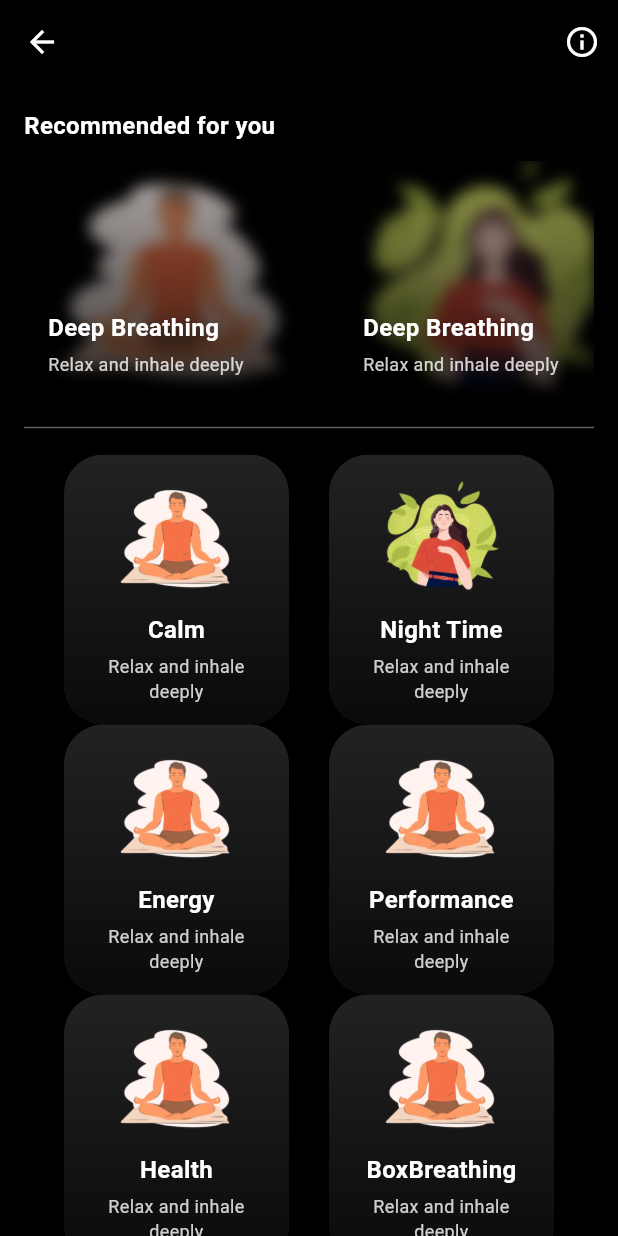
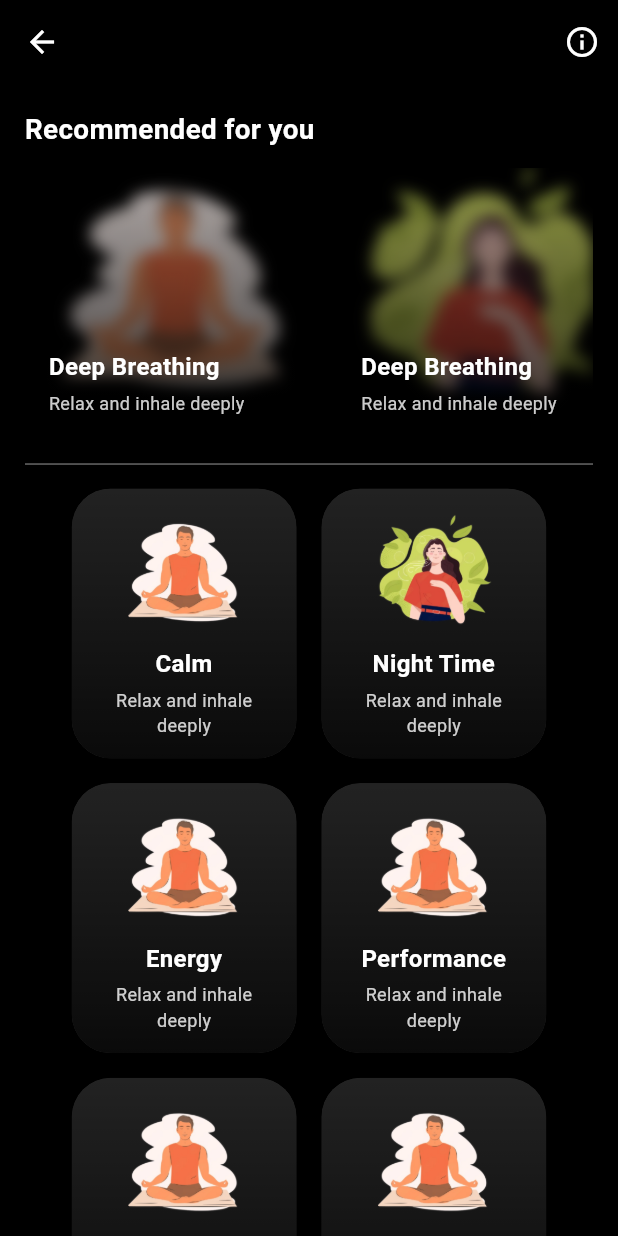
Before and after one commit to nayan1306/aarav, a Flutter app: the BreathingPage screen opened directly, on a phone screen of 412 x 824 dp. Run offline on Flutter 3.47's test engine with Material 3 defaults, Android fonts, the phone set to English and light mode, and no system bars; our stand-ins replace audioplayers, hive, hive_flutter, image_picker, salomon_bottom_bar, table_calendar and 1 more; missing offline and left inert: flutter_sound_record; accounts and stored records are empty.

Commit message:
added responsive height width for the breathing page

```diff
--- a/lib/Pages/breathing/breathingpage.dart
+++ b/lib/Pages/breathing/breathingpage.dart
@@ -4,9 +4,11 @@ import 'package:aarav/Pages/breathing/breathingpages/energypage.dart';
 import 'package:aarav/Pages/breathing/breathingpages/healthpage.dart';
 import 'package:aarav/Pages/breathing/breathingpages/nighttimepage.dart';
 import 'package:aarav/Pages/breathing/breathingpages/performancepage.dart';
+import 'package:aarav/provider/screen_size_provider.dart';
 import 'package:aarav/widgets/breathingcard.dart';
 import 'package:aarav/widgets/breathingcontainercard.dart';
 import 'package:flutter/material.dart';
+import 'package:provider/provider.dart';
 
 class BreathingPage extends StatefulWidget {
   const BreathingPage({super.key});
@@ -18,6 +20,10 @@ class BreathingPage extends StatefulWidget {
 class _BreathingPageState extends State<BreathingPage> {
   @override
   Widget build(BuildContext context) {
+    final screenSize = Provider.of<ScreenSizeProvider>(context);
+    double screenWidth = MediaQuery.of(context).size.width;
+    double screenHeight = MediaQuery.of(context).size.height;
+
     return Scaffold(
       appBar: AppBar(
         backgroundColor: Colors.black,
@@ -29,24 +35,28 @@ class _BreathingPageState extends State<BreathingPage> {
           ),
         ],
       ),
-      body: ListView(
-        padding: const EdgeInsets.all(16),
+      body: Padding(
+        padding: EdgeInsets.symmetric(
+          horizontal: screenWidth * 0.04,
+        ), // Adaptive padding
+        child: ListView(
           children: [
-          const Text(
+            SizedBox(height: screenHeight * 0.02),
+            Text(
               "Recommended for you",
               style: TextStyle(
                 color: Colors.white,
-              fontSize: 16,
+                fontSize: screenWidth * 0.045, // Adaptive font size
                 fontWeight: FontWeight.bold,
               ),
             ),
-          const SizedBox(height: 12), // Adds spacing
-          // Wrap the horizontal ListView inside a SizedBox
+            SizedBox(height: screenHeight * 0.015), // Responsive spacing
+            // Horizontal Scroll View for Recommended Cards
             SizedBox(
-            height: 160, // Set a fixed height to ensure visibility
+              height: screenHeight * 0.22, // Dynamic height
               child: ListView(
                 shrinkWrap: true,
-              physics: BouncingScrollPhysics(),
+                physics: const BouncingScrollPhysics(),
                 scrollDirection: Axis.horizontal,
                 children: [
                   BreathingRecommendedCard(
@@ -55,35 +65,38 @@ class _BreathingPageState extends State<BreathingPage> {
                     title: "Deep Breathing",
                     subtitle: "Relax and inhale deeply",
                   ),
-                SizedBox(width: 10),
+                  SizedBox(width: screenWidth * 0.02),
                   BreathingRecommendedCard(
                     assetImagePath: "assets/images/breathing/clam.png",
                     title: "Deep Breathing",
                     subtitle: "Relax and inhale deeply",
                   ),
-                SizedBox(width: 10),
+                  SizedBox(width: screenWidth * 0.02),
                   BreathingRecommendedCard(
                     assetImagePath:
                         "assets/images/breathing/box_breathing-removebg-preview-min.png",
                     title: "Deep Breathing",
                     subtitle: "Relax and inhale deeply",
                   ),
-                SizedBox(width: 10),
+                  SizedBox(width: screenWidth * 0.02),
                   BreathingRecommendedCard(
                     assetImagePath: "assets/images/breathing/clam.png",
                     title: "Deep Breathing",
                     subtitle: "Relax and inhale deeply",
                   ),
-                SizedBox(width: 10),
                 ],
               ),
             ),
-          SizedBox(height: 10),
-          Divider(color: const Color.fromARGB(97, 255, 255, 255)),
-          SizedBox(height: 10),
-          // TODO: Change the title and subtitle and image Link
-          Row(
-            mainAxisAlignment: MainAxisAlignment.spaceEvenly,
+
+            SizedBox(height: screenHeight * 0.01),
+            Divider(color: Colors.white.withOpacity(0.4), thickness: 1),
+            SizedBox(height: screenHeight * 0.01),
+
+            // Breathing Container Cards (Grid Layout)
+            Wrap(
+              spacing: screenWidth * 0.04,
+              runSpacing: screenHeight * 0.02,
+              alignment: WrapAlignment.center,
               children: [
                 BreathingContainerCard(
                   assetImagePath:
@@ -98,12 +111,6 @@ class _BreathingPageState extends State<BreathingPage> {
                   subtitle: "Relax and inhale deeply",
                   nextPage: NightTimePage(),
                 ),
-            ],
-          ),
-          // repeted
-          Row(
-            mainAxisAlignment: MainAxisAlignment.spaceEvenly,
-            children: [
                 BreathingContainerCard(
                   assetImagePath:
                       "assets/images/breathing/box_breathing-removebg-preview-min.png",
@@ -118,12 +125,6 @@ class _BreathingPageState extends State<BreathingPage> {
                   subtitle: "Relax and inhale deeply",
                   nextPage: PerformancePage(),
                 ),
-            ],
-          ),
-          //
-          Row(
-            mainAxisAlignment: MainAxisAlignment.spaceEvenly,
-            children: [
                 BreathingContainerCard(
                   assetImagePath:
                       "assets/images/breathing/box_breathing-removebg-preview-min.png",
@@ -134,7 +135,7 @@ class _BreathingPageState extends State<BreathingPage> {
                 BreathingContainerCard(
                   assetImagePath:
                       "assets/images/breathing/box_breathing-removebg-preview-min.png",
-                title: "BoxBreathing",
+                  title: "Box Breathing",
                   subtitle: "Relax and inhale deeply",
                   nextPage: BoxBreathingPage(),
                 ),
@@ -142,6 +143,7 @@ class _BreathingPageState extends State<BreathingPage> {
             ),
           ],
         ),
+      ),
     );
   }
 }
```
Lines whose indentation alone changed are shown as unchanged.
